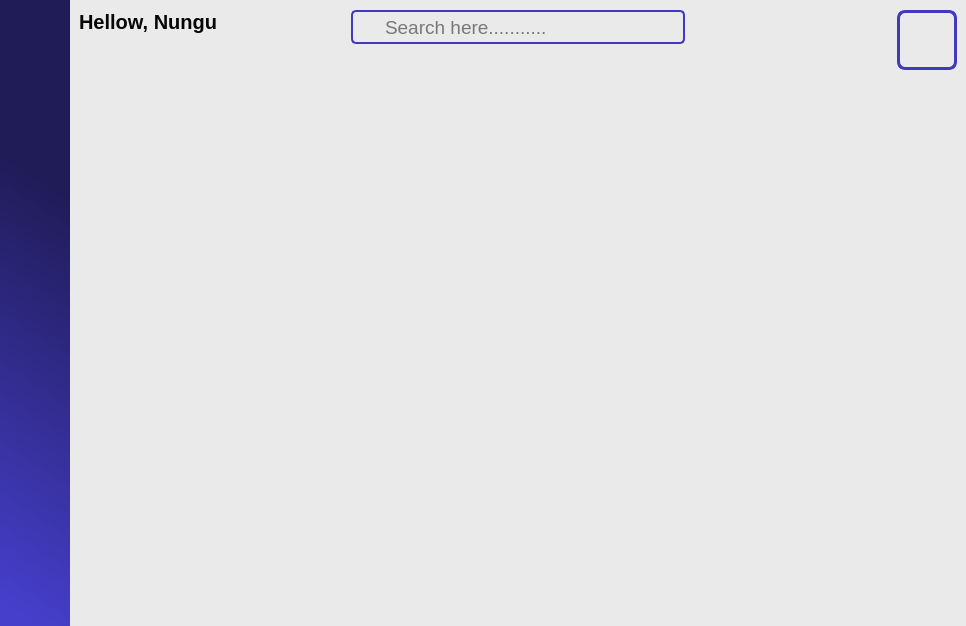
Qt form mainwindow.ui (Nicholauswarobi/Business-Keeper-Software) before a commit.
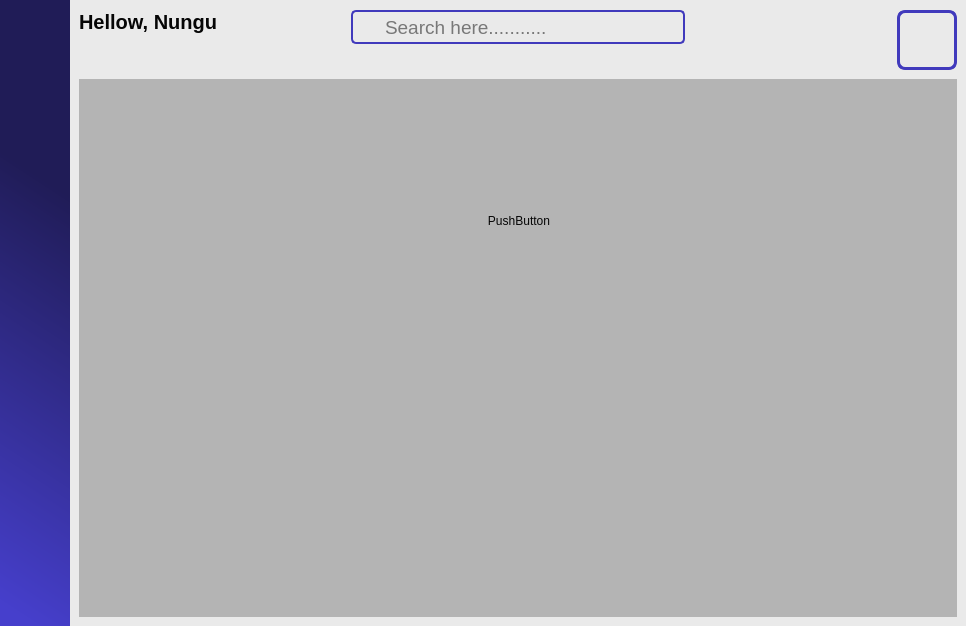
The same form after that commit. Icons and pictures are not drawn.

```diff
--- a/mainwindow.ui
+++ b/mainwindow.ui
@@ -31,6 +31,10 @@
 	background-color: #eaeaea;
 }
 
+#stackedWidget{
+	background-color: #b4b4b4;
+}
+
 #LeftSideMenuwidget{
 	background-color: qlineargradient(spread:pad, x1:0.459, y1:1, x2:0.525453, y2:0.091, stop:0 rgba(70, 63, 204, 255), stop:0.793296 rgba(32, 28, 87, 255));
 }
@@ -752,6 +756,28 @@
            <verstretch>0</verstretch>
           </sizepolicy>
          </property>
+         <layout class="QVBoxLayout" name="verticalLayout_3">
+          <item>
+           <widget class="QStackedWidget" name="stackedWidget">
+            <widget class="QWidget" name="page">
+             <widget class="QPushButton" name="pushButton">
+              <property name="geometry">
+               <rect>
+                <x>400</x>
+                <y>130</y>
+                <width>80</width>
+                <height>24</height>
+               </rect>
+              </property>
+              <property name="text">
+               <string>PushButton</string>
+              </property>
+             </widget>
+            </widget>
+            <widget class="QWidget" name="page_2"/>
+           </widget>
+          </item>
+         </layout>
         </widget>
        </item>
       </layout>
```
Left out of the diff: 59 changed lines with no effect on the pictures.
